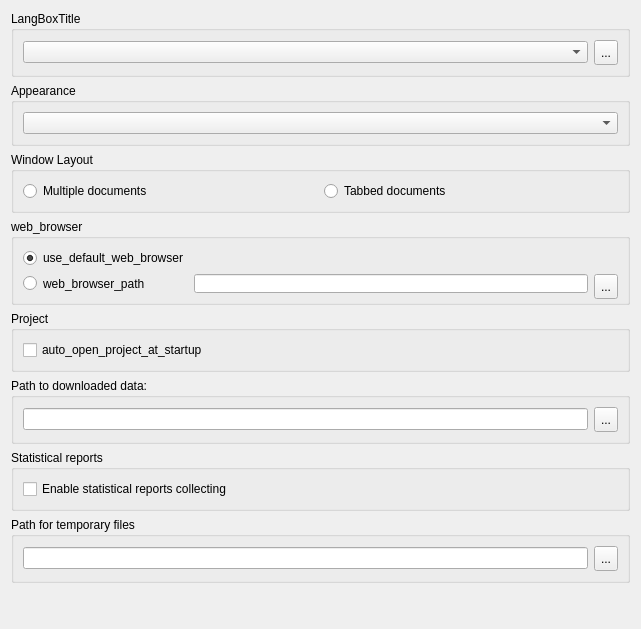
violethaze74/ugene, file src/ugeneui/src/app_settings/user_apps_settings/ui/UserApplicationsSettingsWidget.ui: the form before one commit.
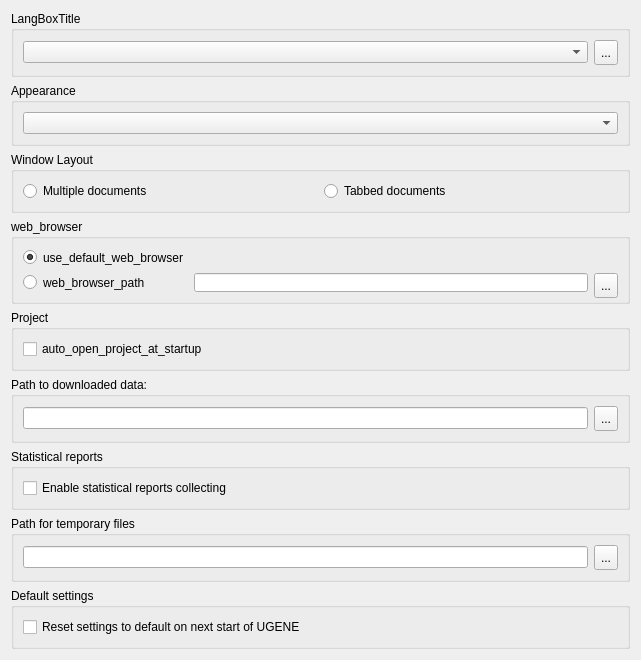
The form after the commit.

What changed in the file:
```diff
--- a/src/ugeneui/src/app_settings/user_apps_settings/ui/UserApplicationsSettingsWidget.ui
+++ b/src/ugeneui/src/app_settings/user_apps_settings/ui/UserApplicationsSettingsWidget.ui
@@ -268,6 +268,22 @@
      </layout>
     </widget>
    </item>
+   <item>
+    <widget class="QGroupBox" name="reset">
+     <property name="title">
+      <string>Default settings</string>
+     </property>
+     <layout class="QVBoxLayout" name="verticalLayout_5">
+      <item>
+       <widget class="QCheckBox" name="resetSettingsBox">
+        <property name="text">
+         <string>Reset settings to default on next start of UGENE</string>
+        </property>
+       </widget>
+      </item>
+     </layout>
+    </widget>
+   </item>
    <item>
     <spacer name="verticalSpacer">
      <property name="orientation">
```
